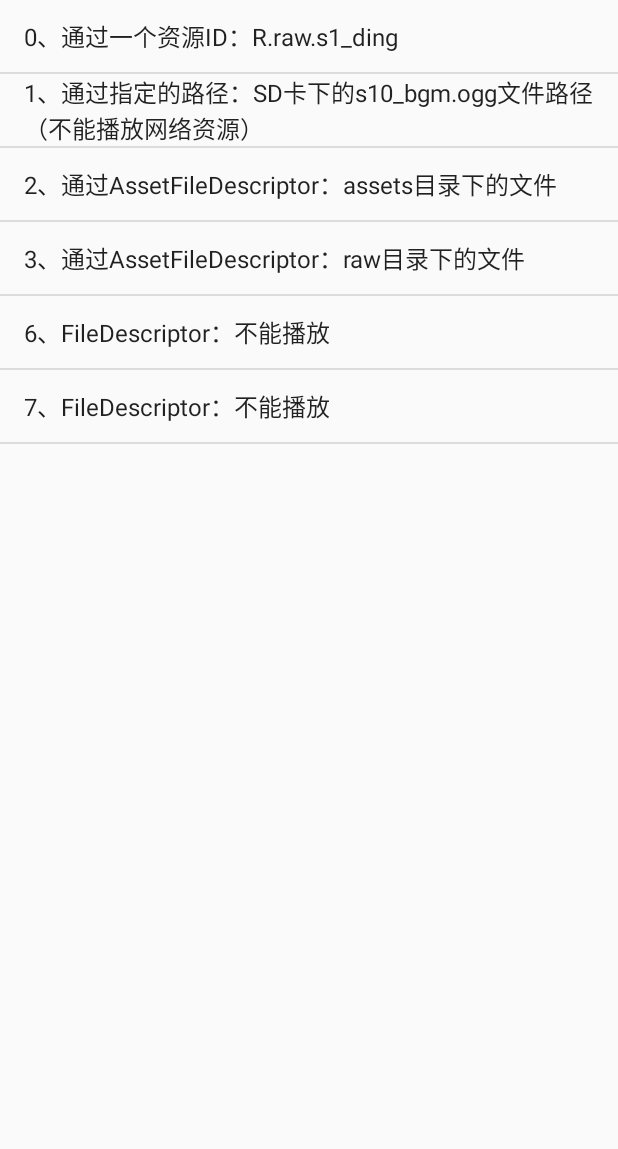
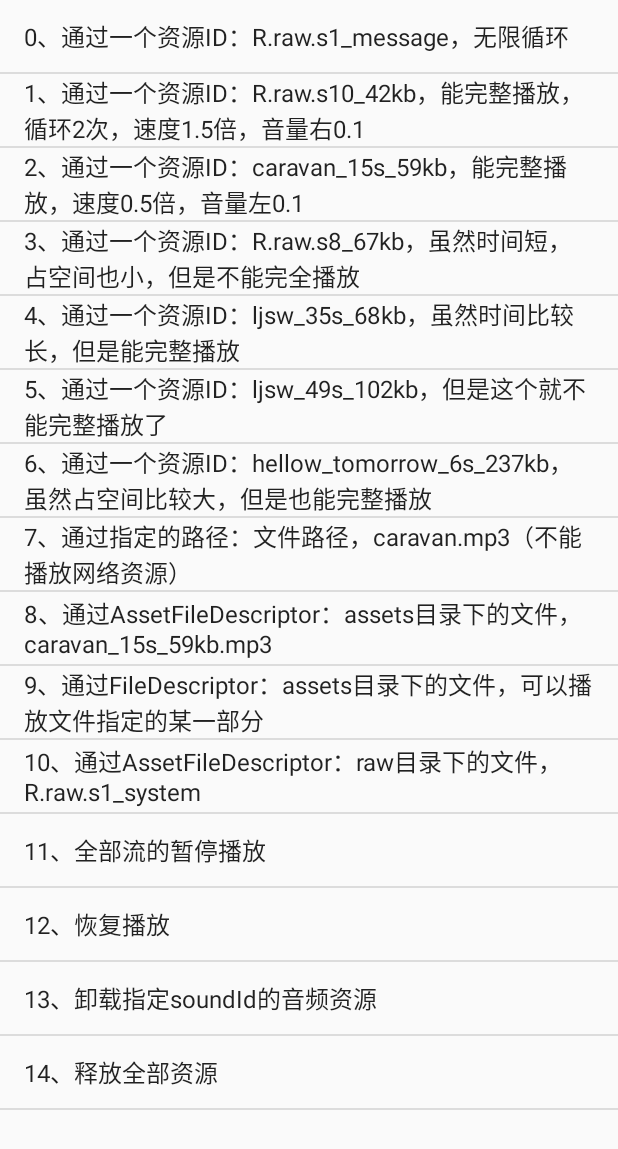
Before and after one commit to baiqiantao/PermissionTest, an Android app: the SoundPoolActivity screen opened directly, with no data from a screen before it, on a phone screen of 412 x 824 dp. Shown: the top 1149 px of the screen. Run offline under Robolectric (Android 15) with nearby library versions, the phone set to English and light mode, and no system bars; pictures from the network do not load.

Commit message:
2017年7月10日13:22:14

```diff
--- a/app/src/main/java/permission/bqt/com/permissiontest/MediaPlayerActivity.java
+++ b/app/src/main/java/permission/bqt/com/permissiontest/MediaPlayerActivity.java
@@ -104,7 +104,7 @@ public class MediaPlayerActivity extends ListActivity {
 			case 3:
 				stop();
 				try {
-					playMusicFromAssentOrRaw(getResources().openRawResourceFd(R.raw.hellow));
+					playMusicFromAssentOrRaw(getResources().openRawResourceFd(R.raw.hellow_tomorrow));
 				} catch (IOException e) {
 					e.printStackTrace();
 					Toast.makeText(this, "播放失败！", Toast.LENGTH_SHORT).show();
--- a/app/src/main/java/permission/bqt/com/permissiontest/SoundPoolActivity.java
+++ b/app/src/main/java/permission/bqt/com/permissiontest/SoundPoolActivity.java
@@ -16,7 +16,6 @@ import android.widget.Toast;
 import java.io.File;
 import java.io.FileDescriptor;
 import java.io.IOException;
-import java.io.InputStream;
 import java.util.ArrayList;
 import java.util.Arrays;
 import java.util.List;
@@ -27,14 +26,32 @@ public class SoundPoolActivity extends ListActivity {
 
 	protected void onCreate(Bundle savedInstanceState) {
 		super.onCreate(savedInstanceState);
-		String[] array = {"0、通过一个资源ID：R.raw.s1_ding",
-				"1、通过指定的路径：SD卡下的s10_bgm.ogg文件路径（不能播放网络资源）",
+		String[] array = {
+				//0-6
+				"通过一个资源ID：R.raw.s1_message，无限循环",
+				"通过一个资源ID：R.raw.s10_42kb，能完整播放，循环2次，速度1.5倍，音量右0.1",
+				"通过一个资源ID：caravan_15s_59kb，能完整播放，速度0.5倍，音量左0.1",
 
-				"2、通过AssetFileDescriptor：assets目录下的文件",
-				"3、通过AssetFileDescriptor：raw目录下的文件",
+				"通过一个资源ID：R.raw.s8_67kb，虽然时间短，占空间也小，但是不能完全播放",
+				"通过一个资源ID：ljsw_35s_68kb，虽然时间比较长，但是能完整播放",
+				"通过一个资源ID：ljsw_49s_102kb，但是这个就不能完整播放了",
+				"通过一个资源ID：hellow_tomorrow_6s_237kb，虽然占空间比较大，但是也能完整播放",
 
-				"6、FileDescriptor：不能播放",
-				"7、FileDescriptor：不能播放",};
+				//7-10
+				"通过指定的路径：文件路径，caravan.mp3（不能播放网络资源）",
+				"通过AssetFileDescriptor：assets目录下的文件，caravan_15s_59kb.mp3",
+				"通过FileDescriptor：assets目录下的文件，可以播放文件指定的某一部分",
+				"通过AssetFileDescriptor：raw目录下的文件，R.raw.s1_system",
+
+				//11-14
+				"全部流的暂停播放",
+				"恢复播放",
+				"卸载指定soundId的音频资源",
+				"释放全部资源"
+		};
+		for (int i = 0; i < array.length; i++) {
+			array[i] = i + "、" + array[i];
+		}
 		setListAdapter(new ArrayAdapter<>(this, android.R.layout.simple_list_item_1, new ArrayList<>(Arrays.asList(array))));
 
 		soundPool = new SoundPool.Builder()
@@ -48,52 +65,93 @@ public class SoundPoolActivity extends ListActivity {
 			Log.i("bqt", "【onLoadComplete】" + sampleId + "  " + status);//status : 0 = success
 		});
 
+		new Thread(this::initReseResources).start();//在子线程中初始化，特别是当有大量资源需要初始化时
+	}
+
+	private void initReseResources() {
 		Context context = this.getApplicationContext();//不管使用哪个Context，退出当前Activity后都会且会在延迟几秒钟后停止播放
 
-		//通过一个资源ID：Context context, int resId, int priority
-		soundIdList.add(soundPool.load(context, R.raw.s1_ding, 0));
+		//0-6，通过一个资源ID：Context context, int resId, int priority
+		soundIdList.add(soundPool.load(context, R.raw.s1_message, 0));
+		soundIdList.add(soundPool.load(context, R.raw.s10_42kb, 0));
+		soundIdList.add(soundPool.load(context, R.raw.caravan_15s_59kb, 0));
 
-		//通过指定的路径：String path, int priority
-		soundIdList.add(soundPool.load(Environment.getExternalStorageDirectory() + File.separator + "voice/caravan.mp3", 0));
+		soundIdList.add(soundPool.load(context, R.raw.s8_67kb, 0));
+		soundIdList.add(soundPool.load(context, R.raw.ljsw_35s_68kb, 0));
+		soundIdList.add(soundPool.load(context, R.raw.ljsw_49s_102kb, 0));
+		soundIdList.add(soundPool.load(context, R.raw.hellow_tomorrow_6s_237kb, 0));
 
-		//通过AssetFileDescriptor：FileDescriptor fd, long offset, long length, int priority
+		//7，通过指定的路径：String path, int priority
+		soundIdList.add(soundIdList.size(), 0);//如果文件不存在，则就不能set，否则会throw IndexOutOfBoundsException
+		String path = Environment.getExternalStorageDirectory() + File.separator + "caravan.mp3";
+		soundIdList.set(soundIdList.size() - 1, soundPool.load(path, 0));//注意：add和set时传入的index是不一样的！
+
+		//8-9，通过AssetFileDescriptor：AssetFileDescriptor afd, int priority
 		try {
-			AssetFileDescriptor afd = getAssets().openNonAssetFd("voice/s10_bgm.ogg");
-			Log.i("bqt", "【afd】" + afd.getStartOffset() + "," + afd.getLength() + "," + afd.getDeclaredLength());//43868,42987,42987
-			soundIdList.add(soundPool.load(afd, 0));
+			soundIdList.add(soundIdList.size(), 0);//为防止异常后后续的代码执行不到导致index错乱，我们在一开始就直接add两个
+			soundIdList.add(soundIdList.size(), 0);
+			AssetFileDescriptor afd = getAssets().openFd("voice/caravan_15s_59kb.mp3");//openNonAssetFd
+			soundIdList.set(soundIdList.size() - 2, soundPool.load(afd, 0));
 
-			AssetFileDescriptor afd2 = getResources().openRawResourceFd(R.raw.s1_ding);
-			Log.i("bqt", "【afd2】" + afd2.getStartOffset() + "," + afd2.getLength() + "," + afd2.getDeclaredLength());//4300928,60647,60647
-			soundIdList.add(soundPool.load(afd2, 0));
+			//通过FileDescriptor：FileDescriptor fd, long offset, long length, int priority
+			FileDescriptor fd = afd.getFileDescriptor();
+			long offset = afd.getStartOffset(), length = afd.getLength();
+			Log.i("bqt", "【afd】offset=" + offset + ",length=" + length);//offset=40786180,length=60480
+			soundIdList.set(soundIdList.size() - 1, soundPool.load(fd, offset + length / 2, length / 2, 0));
 		} catch (IOException e) {
 			e.printStackTrace();
 		}
 
-		try {
-			InputStream in = getResources().getAssets().open("data.txt");
-			InputStream in2 = getResources().openRawResource(R.raw.s1_ding);
-		} catch (IOException e) {
-			e.printStackTrace();
-		}
+		//10
+		soundIdList.add(soundPool.load(getResources().openRawResourceFd(R.raw.s1_global), 0));
+	}
 
-		//通过FileDescriptor：FileDescriptor fd, long offset, long length, int priority
-		try {
-			FileDescriptor fd = getAssets().openFd("voice/s1_fire.ogg").getFileDescriptor();
-			Log.i("bqt", "【是否有效 1】" + fd.valid());//true
-			soundIdList.set(6, soundPool.load(fd, 0, 1, 0));//Unable to load sample   【onLoadComplete】5  -2147483648
-		} catch (IOException e) {
-			e.printStackTrace();
-		}
-
-		FileDescriptor fd2 = getResources().openRawResourceFd(R.raw.s1_fire).getFileDescriptor();
-		Log.i("bqt", "【是否有效 2】" + fd2.valid());//true
-		soundIdList.set(7, soundPool.load(fd2, 0, 1, 0));//Unable to load sample   【onLoadComplete】5  -2147483648
+	@Override
+	protected void onDestroy() {
+		super.onDestroy();
+		soundPool.release();//释放所有资源
 	}
 
 	@Override
 	protected void onListItemClick(ListView l, View v, int position, long id) {
-		int soundID = soundIdList.get(position);
-		Toast.makeText(this, "" + soundID, Toast.LENGTH_SHORT).show();
-		soundPool.play(soundID, 1, 1, 1, 0, 1);
+		if (position <= 10) {
+			int soundID = soundIdList.get(position);
+			int loop = 0;//0 = no loop, -1 = loop forever
+			if (position == 0) loop = -1;
+			else if (position == 1) loop = 2;//3次
+
+			//播放指定soundID的音频：【int soundID】, float leftVolume, float rightVolume,int priority, 【int loop】, float rate
+			int streamID = soundPool.play(soundID, 1.0f, 1.0f, 1, loop, 1.0f);
+			Toast.makeText(this, "soundID=" + soundID + "  streamID=" + streamID, Toast.LENGTH_SHORT).show();
+
+			//指定streamID的参数进行设置，这些参数都可以在播放时指定
+			soundPool.setLoop(streamID, 1);//实践证明，这里设置无效
+			switch (position) {
+				case 1:
+					soundPool.setRate(streamID, 1.5f);//大小并没有限制，但是一般不要小于0.5，不要大于1.5，否则声音严重失真
+					soundPool.setVolume(streamID, 1.0f, 0.1f);//只能降低，不能提高。The value must be in the range of 0.0 to 1.0
+					break;
+				case 2:
+					soundPool.setRate(streamID, 0.5f);
+					soundPool.setVolume(streamID, 0.1f, 1.0f);
+					break;
+			}
+		} else {
+			switch (position) {
+				case 11:
+					soundPool.autoPause();//可以多次调用，每次都是把当前正在播放的音乐暂停，并加入同一个列表中
+					break;
+				case 12:
+					soundPool.autoResume();//将所有暂停的音乐从暂停位置重新开始播放
+					break;
+				case 13:
+					Toast.makeText(this, "" + soundPool.unload(soundIdList.get(0)) + "  " + soundPool.unload(soundIdList.get(1))
+							, Toast.LENGTH_SHORT).show();//unload并不能停止正在播放的音乐，特别是loop=-1的，仍会循环播放
+					break;
+				case 14:
+					soundPool.release();//会停止正在播放的所有音乐
+					break;
+			}
+		}
 	}
 }
```
Also changed, not shown: 16 other files.
